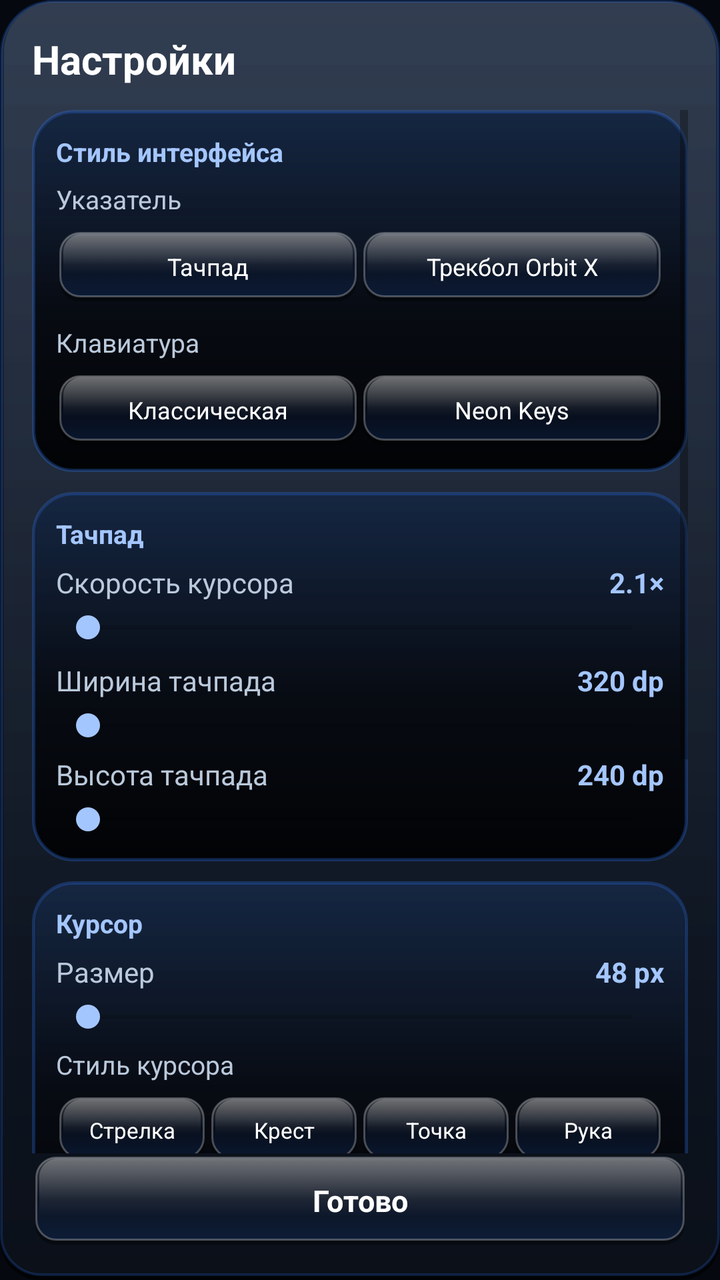
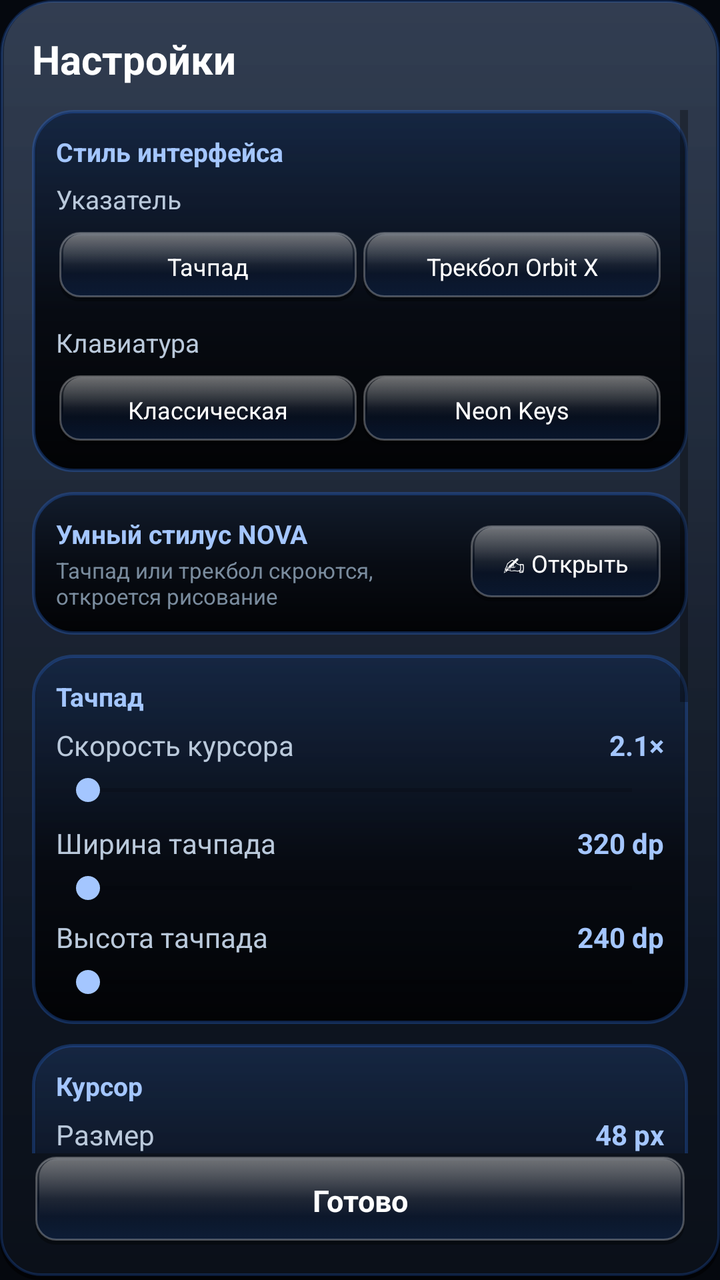

Before-and-after screenshots of an Android layout around one commit, followed by the original layout XML and the change that was made.
<!-- AndroidManifest.xml: application theme Theme.VirtualMouse -->
<!-- res/layout/dialog_settings.xml -->
<?xml version="1.0" encoding="utf-8"?>
<FrameLayout xmlns:android="http://schemas.android.com/apk/res/android"
    android:layout_width="match_parent"
    android:layout_height="match_parent">

<LinearLayout
    android:layout_width="match_parent"
    android:layout_height="match_parent"
    android:background="@drawable/bg_card_platform"
    android:orientation="vertical"
    android:padding="16dp">

    
    <TextView
        android:layout_width="match_parent"
        android:layout_height="wrap_content"
        android:layout_marginBottom="12dp"
        android:text="Настройки"
        android:textColor="#FFFFFF"
        android:textSize="20sp"
        android:textStyle="bold" />

    <ScrollView
        android:layout_width="match_parent"
        android:layout_height="0dp"
        android:layout_weight="1"
        android:fillViewport="false">

        <LinearLayout
            android:layout_width="match_parent"
            android:layout_height="wrap_content"
            android:orientation="vertical">

            
            <LinearLayout
                android:layout_width="match_parent"
                android:layout_height="wrap_content"
                android:layout_marginBottom="10dp"
                android:background="@drawable/bg_touchpad_well"
                android:orientation="vertical"
                android:padding="12dp">

                <TextView
                    android:layout_width="match_parent"
                    android:layout_height="wrap_content"
                    android:text="Стиль интерфейса"
                    android:textColor="@color/acc_soft"
                    android:textSize="13sp"
                    android:textStyle="bold" />

                <TextView
                    android:layout_width="match_parent"
                    android:layout_height="wrap_content"
                    android:layout_marginTop="6dp"
                    android:layout_marginBottom="6dp"
                    android:text="Указатель"
                    android:textColor="@color/txt_main"
                    android:textSize="13sp" />

                <LinearLayout
                    android:layout_width="match_parent"
                    android:layout_height="38dp"
                    android:orientation="horizontal">

                    <TextView
                        android:id="@+id/st_pad_touch"
                        style="@style/BarKeyStyle"
                        android:layout_width="0dp"
                        android:layout_height="match_parent"
                        android:layout_weight="1"
                        android:text="Тачпад"
                        android:textSize="12sp" />

                    <TextView
                        android:id="@+id/st_pad_ball"
                        style="@style/BarKeyStyle"
                        android:layout_width="0dp"
                        android:layout_height="match_parent"
                        android:layout_weight="1"
                        android:text="Трекбол Orbit X"
                        android:textSize="12sp" />
                </LinearLayout>
                <TextView
                    android:layout_width="match_parent"
                    android:layout_height="wrap_content"
                    android:layout_marginTop="10dp"
                    android:layout_marginBottom="6dp"
                    android:text="Клавиатура"
                    android:textColor="@color/txt_main"
                    android:textSize="13sp" />

                <LinearLayout
                    android:layout_width="match_parent"
                    android:layout_height="38dp"
                    android:orientation="horizontal">

                    <TextView
                        android:id="@+id/st_kb_classic"
                        style="@style/BarKeyStyle"
                        android:layout_width="0dp"
                        android:layout_height="match_parent"
                        android:layout_weight="1"
                        android:text="Классическая"
                        android:textSize="12sp" />

                    <TextView
                        android:id="@+id/st_kb_neon"
                        style="@style/BarKeyStyle"
                        android:layout_width="0dp"
                        android:layout_height="match_parent"
                        android:layout_weight="1"
                        android:text="Neon Keys"
                        android:textSize="12sp" />
                </LinearLayout>
            </LinearLayout>

            
            <LinearLayout
                android:layout_width="match_parent"
                android:layout_height="wrap_content"
                android:layout_marginBottom="10dp"
                android:background="@drawable/bg_touchpad_well"
                android:orientation="vertical"
                android:padding="12dp">

                <TextView
                    android:layout_width="match_parent"
                    android:layout_height="wrap_content"
                    android:layout_marginBottom="6dp"
                    android:text="Тачпад"
                    android:textColor="@color/acc_soft"
                    android:textSize="13sp"
                    android:textStyle="bold" />

                <LinearLayout
                    android:layout_width="match_parent"
                    android:layout_height="wrap_content"
                    android:orientation="horizontal">

                    <TextView
                        android:layout_width="0dp"
                        android:layout_height="wrap_content"
                        android:layout_weight="1"
                        android:text="Скорость курсора"
                        android:textColor="@color/txt_main"
                        android:textSize="14sp" />

                    <TextView
                        android:id="@+id/tv_speed"
                        android:layout_width="wrap_content"
                        android:layout_height="wrap_content"
                        android:text="2.1×"
                        android:textColor="@color/acc_soft"
                        android:textSize="14sp"
                        android:textStyle="bold" />
                </LinearLayout>

                <SeekBar
                    android:id="@+id/sb_speed"
                    android:layout_width="match_parent"
                    android:layout_height="wrap_content"
                    android:layout_marginTop="4dp"
                    android:max="32"
                    android:progressTint="@color/acc"
                    android:thumbTint="@color/acc_soft" />

                
                <LinearLayout
                    android:layout_width="match_parent"
                    android:layout_height="wrap_content"
                    android:layout_marginTop="8dp"
                    android:orientation="horizontal">

                    <TextView
                        android:layout_width="0dp"
                        android:layout_height="wrap_content"
                        android:layout_weight="1"
                        android:text="Ширина тачпада"
                        android:textColor="@color/txt_main"
                        android:textSize="14sp" />

                    <TextView
                        android:id="@+id/tv_pad_w"
                        android:layout_width="wrap_content"
                        android:layout_height="wrap_content"
                        android:text="320 dp"
                        android:textColor="@color/acc_soft"
                        android:textSize="14sp"
                        android:textStyle="bold" />
                </LinearLayout>

                <SeekBar
                    android:id="@+id/sb_pad_w"
                    android:layout_width="match_parent"
                    android:layout_height="wrap_content"
                    android:layout_marginTop="4dp"
                    android:progressTint="@color/acc"
                    android:thumbTint="@color/acc_soft" />

                <LinearLayout
                    android:layout_width="match_parent"
                    android:layout_height="wrap_content"
                    android:layout_marginTop="6dp"
                    android:orientation="horizontal">

                    <TextView
                        android:layout_width="0dp"
                        android:layout_height="wrap_content"
                        android:layout_weight="1"
                        android:text="Высота тачпада"
                        android:textColor="@color/txt_main"
                        android:textSize="14sp" />

                    <TextView
                        android:id="@+id/tv_pad_h"
                        android:layout_width="wrap_content"
                        android:layout_height="wrap_content"
                        android:text="240 dp"
                        android:textColor="@color/acc_soft"
                        android:textSize="14sp"
                        android:textStyle="bold" />
                </LinearLayout>

                <SeekBar
                    android:id="@+id/sb_pad_h"
                    android:layout_width="match_parent"
                    android:layout_height="wrap_content"
                    android:layout_marginTop="4dp"
                    android:progressTint="@color/acc"
                    android:thumbTint="@color/acc_soft" />
            </LinearLayout>

            
            <LinearLayout
                android:layout_width="match_parent"
                android:layout_height="wrap_content"
                android:layout_marginBottom="10dp"
                android:background="@drawable/bg_touchpad_well"
                android:orientation="vertical"
                android:padding="12dp">

                <TextView
                    android:layout_width="match_parent"
                    android:layout_height="wrap_content"
                    android:layout_marginBottom="6dp"
                    android:text="Курсор"
                    android:textColor="@color/acc_soft"
                    android:textSize="13sp"
                    android:textStyle="bold" />

                <LinearLayout
                    android:layout_width="match_parent"
                    android:layout_height="wrap_content"
                    android:orientation="horizontal">

                    <TextView
                        android:layout_width="0dp"
                        android:layout_height="wrap_content"
                        android:layout_weight="1"
                        android:text="Размер"
                        android:textColor="@color/txt_main"
                        android:textSize="14sp" />

                    <TextView
                        android:id="@+id/tv_size"
                        android:layout_width="wrap_content"
                        android:layout_height="wrap_content"
                        android:text="48 px"
                        android:textColor="@color/acc_soft"
                        android:textSize="14sp"
                        android:textStyle="bold" />
                </LinearLayout>

                <SeekBar
                    android:id="@+id/sb_size"
                    android:layout_width="match_parent"
                    android:layout_height="wrap_content"
                    android:layout_marginTop="4dp"
                    android:max="72"
                    android:progressTint="@color/acc"
                    android:thumbTint="@color/acc_soft" />

                
                <TextView
                    android:layout_width="match_parent"
                    android:layout_height="wrap_content"
                    android:layout_marginTop="6dp"
                    android:layout_marginBottom="6dp"
                    android:text="Стиль курсора"
                    android:textColor="@color/txt_main"
                    android:textSize="13sp" />

                <LinearLayout
                    android:layout_width="match_parent"
                    android:layout_height="36dp"
                    android:orientation="horizontal">

                    <TextView
                        android:id="@+id/st_arrow"
                        style="@style/BarKeyStyle"
                        android:layout_width="0dp"
                        android:layout_height="match_parent"
                        android:layout_weight="1"
                        android:text="Стрелка"
                        android:textSize="11sp" />

                    <TextView
                        android:id="@+id/st_cross"
                        style="@style/BarKeyStyle"
                        android:layout_width="0dp"
                        android:layout_height="match_parent"
                        android:layout_weight="1"
                        android:text="Крест"
                        android:textSize="11sp" />

                    <TextView
                        android:id="@+id/st_dot"
                        style="@style/BarKeyStyle"
                        android:layout_width="0dp"
                        android:layout_height="match_parent"
                        android:layout_weight="1"
                        android:text="Точка"
                        android:textSize="11sp" />

                    <TextView
                        android:id="@+id/st_hand"
                        style="@style/BarKeyStyle"
                        android:layout_width="0dp"
                        android:layout_height="match_parent"
                        android:layout_weight="1"
                        android:text="Рука"
                        android:textSize="11sp" />
                </LinearLayout>

                
                <TextView
                    android:layout_width="match_parent"
                    android:layout_height="wrap_content"
                    android:layout_marginTop="10dp"
                    android:layout_marginBottom="6dp"
                    android:text="Цвет курсора"
                    android:textColor="@color/txt_main"
                    android:textSize="13sp" />

                <LinearLayout
                    android:id="@+id/pal_cursor"
                    android:layout_width="match_parent"
                    android:layout_height="wrap_content"
                    android:orientation="vertical" />
            </LinearLayout>

            
            <LinearLayout
                android:layout_width="match_parent"
                android:layout_height="wrap_content"
                android:layout_marginBottom="10dp"
                android:background="@drawable/bg_touchpad_well"
                android:orientation="vertical"
                android:padding="12dp">

                <TextView
                    android:layout_width="match_parent"
                    android:layout_height="wrap_content"
                    android:layout_marginBottom="6dp"
                    android:text="Цвет корпуса тачпада и клавиатуры"
                    android:textColor="@color/acc_soft"
                    android:textSize="13sp"
                    android:textStyle="bold" />

                <LinearLayout
                    android:id="@+id/pal_pad"
                    android:layout_width="match_parent"
                    android:layout_height="wrap_content"
                    android:orientation="vertical" />
            </LinearLayout>

            
            <LinearLayout
                android:layout_width="match_parent"
                android:layout_height="wrap_content"
                android:layout_marginBottom="10dp"
                android:background="@drawable/bg_touchpad_well"
                android:orientation="vertical"
                android:padding="12dp">

                <TextView
                    android:layout_width="match_parent"
                    android:layout_height="wrap_content"
                    android:layout_marginBottom="6dp"
                    android:text="Подсветка букв и цифр"
                    android:textColor="@color/acc_soft"
                    android:textSize="13sp"
                    android:textStyle="bold" />

                <LinearLayout
                    android:id="@+id/pal_key"
                    android:layout_width="match_parent"
                    android:layout_height="wrap_content"
                    android:orientation="vertical" />
            </LinearLayout>

            
            <LinearLayout
                android:layout_width="match_parent"
                android:layout_height="wrap_content"
                android:layout_marginBottom="12dp"
                android:background="@drawable/bg_touchpad_well"
                android:gravity="center_vertical"
                android:orientation="horizontal"
                android:padding="12dp">

                <TextView
                    android:layout_width="0dp"
                    android:layout_height="wrap_content"
                    android:layout_weight="1"
                    android:text="Звук нажатий"
                    android:textColor="#FFFFFF"
                    android:textSize="14sp"
                    android:textStyle="bold" />

                <CheckBox
                    android:id="@+id/cb_sound"
                    android:layout_width="wrap_content"
                    android:layout_height="wrap_content"
                    android:buttonTint="@color/acc_soft"
                    android:checked="true" />
            </LinearLayout>

            
            <LinearLayout
                android:id="@+id/row_file_manager"
                android:layout_width="match_parent"
                android:layout_height="wrap_content"
                android:layout_marginBottom="12dp"
                android:background="@drawable/bg_touchpad_well"
                android:clickable="true"
                android:focusable="true"
                android:gravity="center_vertical"
                android:orientation="horizontal"
                android:padding="12dp">

                <TextView
                    android:layout_width="0dp"
                    android:layout_height="wrap_content"
                    android:layout_weight="1"
                    android:text="Файловый менеджер"
                    android:textColor="#FFFFFF"
                    android:textSize="14sp"
                    android:textStyle="bold" />

                <TextView
                    android:id="@+id/tv_file_manager"
                    android:layout_width="wrap_content"
                    android:layout_height="wrap_content"
                    android:layout_marginStart="8dp"
                    android:ellipsize="end"
                    android:maxWidth="150dp"
                    android:singleLine="true"
                    android:textColor="@color/acc_soft"
                    android:textSize="13sp" />
            </LinearLayout>
        </LinearLayout>
    </ScrollView>

    
    <TextView
        android:id="@+id/btn_done"
        style="@style/BarKeyStyle"
        android:layout_width="match_parent"
        android:layout_height="44dp"
        android:layout_marginTop="8dp"
        android:text="Готово"
        android:textColor="#FFFFFF"
        android:textSize="15sp"
        android:textStyle="bold" />
</LinearLayout>

    
    <FrameLayout
        android:id="@+id/file_picker_overlay"
        android:layout_width="match_parent"
        android:layout_height="match_parent"
        android:background="@drawable/bg_card_platform"
        android:clickable="true"
        android:focusable="true"
        android:padding="16dp"
        android:visibility="gone">

        <LinearLayout
            android:layout_width="match_parent"
            android:layout_height="match_parent"
            android:orientation="vertical">

            <TextView
                android:id="@+id/file_picker_title"
                android:layout_width="match_parent"
                android:layout_height="wrap_content"
                android:layout_marginBottom="12dp"
                android:text="Выберите файловый менеджер"
                android:textColor="#FFFFFF"
                android:textSize="18sp"
                android:textStyle="bold" />

            <ScrollView
                android:layout_width="match_parent"
                android:layout_height="0dp"
                android:layout_weight="1">

                <LinearLayout
                    android:id="@+id/file_picker_list"
                    android:layout_width="match_parent"
                    android:layout_height="wrap_content"
                    android:orientation="vertical" />
            </ScrollView>

            <TextView
                android:id="@+id/file_picker_close"
                style="@style/BarKeyStyle"
                android:layout_width="match_parent"
                android:layout_height="44dp"
                android:layout_marginTop="8dp"
                android:text="Закрыть"
                android:textColor="#FFFFFF"
                android:textSize="15sp"
                android:textStyle="bold" />
        </LinearLayout>
    </FrameLayout>
</FrameLayout>
<!-- resources referenced by this layout -->
<resources>
  <color name="acc">#2E7BFF</color>
  <color name="acc_soft">#A4C6FF</color>
  <color name="txt_main">#BAC9DB</color>
  <!-- drawable bg_touchpad_well (drawable) -->
  <?xml version="1.0" encoding="utf-8"?>
  <layer-list xmlns:android="http://schemas.android.com/apk/res/android">
      
      <item>
          <shape android:shape="rectangle">
              <corners android:radius="20dp" />
              <gradient
                  android:angle="270"
                  android:startColor="#121C2C"
                  android:centerColor="#080C14"
                  android:endColor="#020305" />
              <stroke
                  android:width="1.5dp"
                  android:color="#452E7BFF" />
          </shape>
      </item>
  
      
      <item
          android:left="2dp"
          android:right="2dp"
          android:top="1dp"
          android:bottom="80dp">
          <shape android:shape="rectangle">
              <corners
                  android:topLeftRadius="19dp"
                  android:topRightRadius="19dp"
                  android:bottomLeftRadius="0dp"
                  android:bottomRightRadius="0dp" />
              <gradient
                  android:angle="270"
                  android:startColor="#1A2E7BFF"
                  android:endColor="#00000000" />
          </shape>
      </item>
  </layer-list>
  <style name="BarKeyStyle">
          <item name="android:layout_margin">1.5dp</item>
          <item name="android:gravity">center</item>
          <item name="android:textColor">#FFFFFF</item>
          <item name="android:textSize">12sp</item>
          <item name="android:maxLines">1</item>
          <item name="android:background">@drawable/bg_glass_button</item>
      </style>
  <style name="Theme.VirtualMouse" parent="Theme.MaterialComponents.DayNight.NoActionBar">
          <item name="colorPrimary">@color/acc</item>
          <item name="colorPrimaryVariant">#1C5ECC</item>
          <item name="colorOnPrimary">#FFFFFF</item>
          <item name="android:statusBarColor">@color/bg_dark</item>
          <item name="android:navigationBarColor">@color/bg_dark</item>
          <item name="android:windowBackground">@color/bg_dark</item>
      </style>
  <color name="bg_dark">#05080E</color>
  <!-- unchanged entries left out for length: 2 -->
</resources>

<!-- the commit's change to res/layout/dialog_settings.xml (unified diff, before → after) -->
@@ -112,6 +112,53 @@
                         android:text="Neon Keys"
                         android:textSize="12sp" />
                 </LinearLayout>
+            </LinearLayout>
+
+            
+            <LinearLayout
+                android:id="@+id/row_stylus"
+                android:layout_width="match_parent"
+                android:layout_height="wrap_content"
+                android:layout_marginBottom="10dp"
+                android:background="@drawable/bg_touchpad_well"
+                android:clickable="true"
+                android:focusable="true"
+                android:gravity="center_vertical"
+                android:orientation="horizontal"
+                android:padding="12dp">
+
+                <LinearLayout
+                    android:layout_width="0dp"
+                    android:layout_height="wrap_content"
+                    android:layout_weight="1"
+                    android:orientation="vertical">
+
+                    <TextView
+                        android:layout_width="match_parent"
+                        android:layout_height="wrap_content"
+                        android:text="Умный стилус NOVA"
+                        android:textColor="@color/acc_soft"
+                        android:textSize="13sp"
+                        android:textStyle="bold" />
+
+                    <TextView
+                        android:layout_width="match_parent"
+                        android:layout_height="wrap_content"
+                        android:layout_marginTop="2dp"
+                        android:text="Тачпад или трекбол скроются, откроется рисование"
+                        android:textColor="#7A8C9E"
+                        android:textSize="11sp" />
+                </LinearLayout>
+
+                <TextView
+                    style="@style/BarKeyStyle"
+                    android:layout_width="wrap_content"
+                    android:layout_height="38dp"
+                    android:layout_marginStart="8dp"
+                    android:paddingStart="16dp"
+                    android:paddingEnd="16dp"
+                    android:text="✍ Открыть"
+                    android:textSize="12sp" />
             </LinearLayout>
 
             
